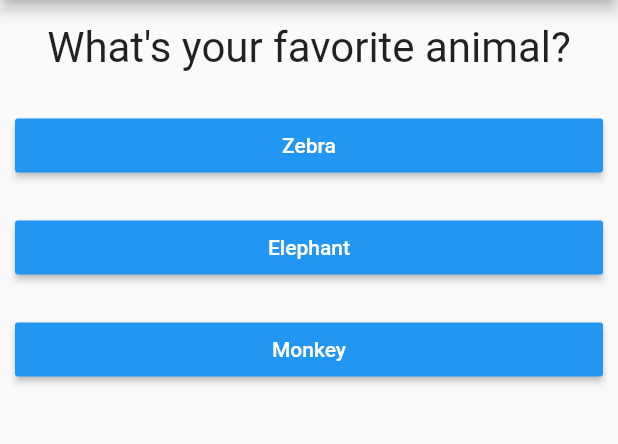
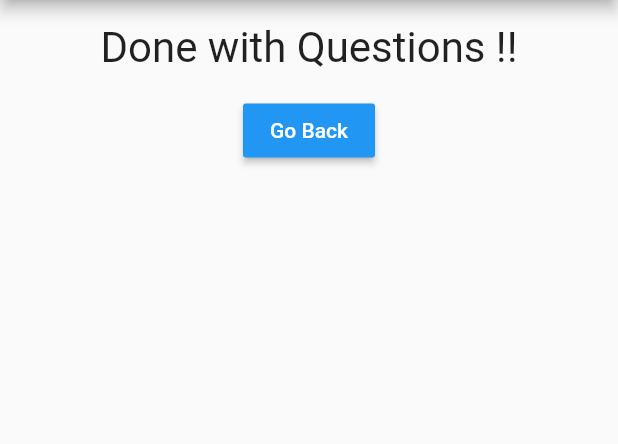
Before and after one commit to akhidrb/udemy-flutter, a Flutter app: the screen it shows after launch, after a tap on "Red", after a tap on "Elephant", on a phone screen of 412 x 824 dp, the part 84-528 px from its top. Run offline on Flutter 3.47's test engine with Material 2 defaults, Android fonts, the phone set to English and light mode, and no system bars.

Commit message:
split questions and result into small widgets

```diff
--- a/lib/main.dart
+++ b/lib/main.dart
@@ -1,6 +1,6 @@
 import 'package:flutter/material.dart';
-import 'question.dart';
-import 'answer.dart';
+import 'quiz.dart';
+import 'result.dart';
 
 void main() => runApp(MyApp());
 
@@ -13,7 +13,7 @@ class MyApp extends StatefulWidget {
 
 class _MyAppState extends State<MyApp> {
   var _questIndex = 0;
-  static const questions = [
+  static const _questions = [
     {
       "questionText": "What's your favorite color?",
       "answers": [
@@ -37,10 +37,25 @@ class _MyAppState extends State<MyApp> {
 
   void _answerQuestion() {
     setState(() {
-      if (_questIndex < questions.length - 1) {
+      if (_questIndex < _questions.length) {
         _questIndex += 1;
       }
     });
+  }
+
+  void _goToFirstPage() {
+    setState(() => _questIndex = 0);
+  }
+
+  Widget _getPageType() {
+    if (_questIndex < _questions.length) {
+      return Quiz(
+          questions: _questions,
+          questIndex: _questIndex,
+          answerQuestion: _answerQuestion);
+    } else {
+      return Result(_goToFirstPage);
+    }
   }
 
   @override
@@ -50,13 +65,7 @@ class _MyAppState extends State<MyApp> {
         appBar: AppBar(
           title: const Text("My First App"),
         ),
-        body: Column(
-          children: [
-            Question(questions[_questIndex]['questionText'] as String),
-            Answer(
-                _answerQuestion, questions[_questIndex]['answers'] as List<String>),
-          ],
-        ),
+        body: _getPageType(),
       ),
     );
   }
--- /dev/null
+++ b/lib/quiz.dart
@@ -0,0 +1,25 @@
+import 'package:flutter/material.dart';
+import './question.dart';
+import './answer.dart';
+
+class Quiz extends StatelessWidget {
+  final List<Map<String, Object>> questions;
+  final int questIndex;
+  final VoidCallback answerQuestion;
+
+  Quiz(
+      {required this.questions,
+      required this.questIndex,
+      required this.answerQuestion});
+
+  @override
+  Widget build(BuildContext context) {
+    return Column(
+      children: [
+        Question(questions[questIndex]['questionText'] as String),
+        Answer(
+            answerQuestion, questions[questIndex]['answers'] as List<String>),
+      ],
+    );
+  }
+}
--- /dev/null
+++ b/lib/result.dart
@@ -0,0 +1,23 @@
+import 'package:flutter/material.dart';
+import './question.dart';
+
+class Result extends StatelessWidget {
+  final VoidCallback goBackAction;
+
+  Result(this.goBackAction);
+
+  @override
+  Widget build(BuildContext context) {
+    return Column(
+      children: [
+        Question("Done with Questions !!"),
+        RaisedButton(
+          color: Colors.blue,
+          textColor: Colors.white,
+          onPressed: goBackAction,
+          child: const Text("Go Back"),
+        ),
+      ],
+    );
+  }
+}
```
